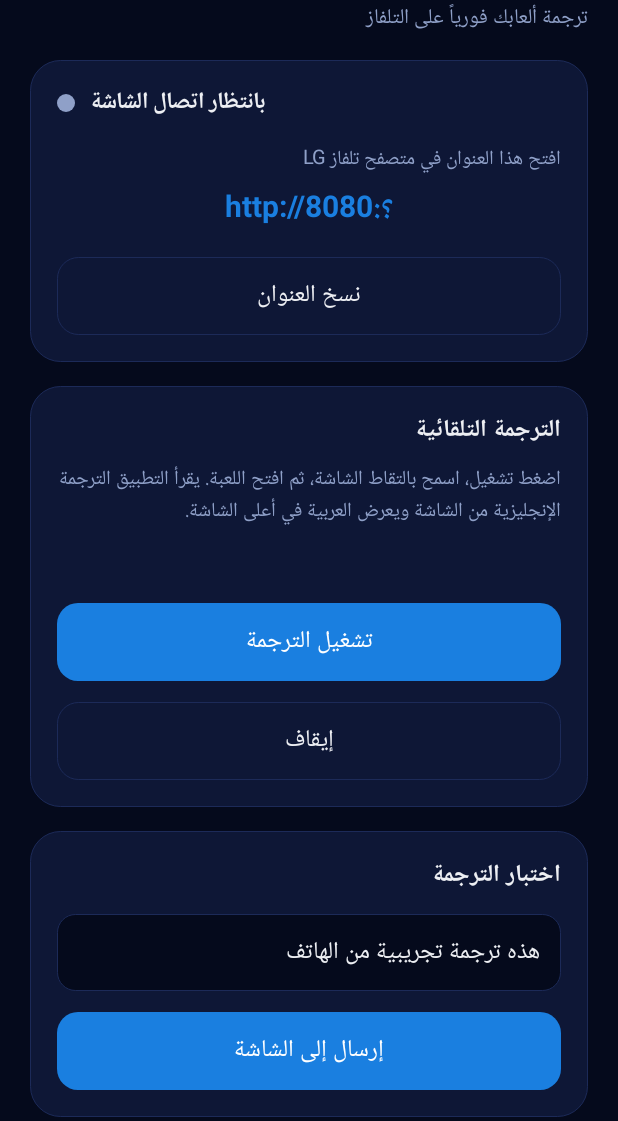
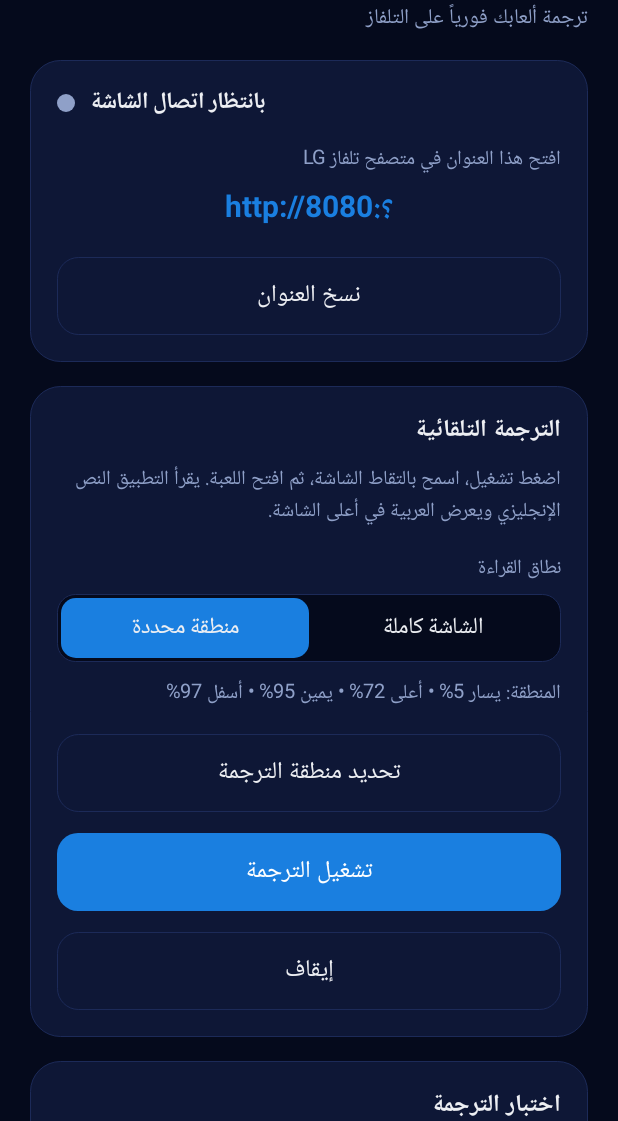
Before and after one commit to hussainali96/subtitle-bridge, an Android app: the screen it shows after launch (MainActivity), on a phone screen of 412 x 824 dp, the part 115-1236 px from its top. Run offline under Robolectric (Android 15) with nearby library versions, the phone set to English and light mode, and no system bars; libraries missing offline, so code that uses them is left out: com.google.mlkit.common, com.google.mlkit.nl, com.google.mlkit.vision, fi.iki.elonen; pictures from the network do not load; 4 statements that could not run were skipped.

Commit message:
Update MainActivity.kt

```diff
--- a/src/main/java/com/example/subtitlebridge/MainActivity.kt
+++ b/src/main/java/com/example/subtitlebridge/MainActivity.kt
@@ -95,6 +95,7 @@ class SubtitleSocket : NanoWSD(8081) {
 class MainActivity : AppCompatActivity() {
     private lateinit var dot: View
     private lateinit var statusText: TextView
+    private lateinit var regionLabel: TextView
     private val ui = Handler(Looper.getMainLooper())
 
     private val socket: SubtitleSocket
@@ -195,17 +196,20 @@ class MainActivity : AppCompatActivity() {
         val trCard = card()
         trCard.addView(label("الترجمة التلقائية", 16f, TEXT, true))
         trCard.addView(label(
-            "اضغط تشغيل، اسمح بالتقاط الشاشة، ثم افتح اللعبة. يقرأ التطبيق الترجمة الإنجليزية من الشاشة ويعرض العربية في أعلى الشاشة.",
+            "اضغط تشغيل، اسمح بالتقاط الشاشة، ثم افتح اللعبة. يقرأ التطبيق النص الإنجليزي ويعرض العربية في أعلى الشاشة.",
             13f, MUTED
         ).apply { setPadding(0, dp(8), 0, dp(4)) })
-        val regionLabel = label("", 13f, MUTED).apply { setPadding(0, dp(12), 0, dp(2)) }
-        fun refresh() {
-            regionLabel.text = "منطقة قراءة الترجمة: من ${Config.top}% إلى ${Config.bottom}% من ارتفاع الشاشة"
-        }
-        refresh()
+
+        trCard.addView(label("نطاق القراءة", 13f, MUTED).apply { setPadding(0, dp(12), 0, dp(6)) })
+        trCard.addView(segmented("منطقة محددة", "الشاشة كاملة", !Config.full) { isRegion ->
+            Config.full = !isRegion
+            Config.save(applicationContext)
+            refreshRegion()
+        })
+        regionLabel = label("", 13f, MUTED).apply { setPadding(0, dp(10), 0, dp(2)) }
         trCard.addView(regionLabel)
-        trCard.addView(slider(Config.top) { Config.top = it; Config.save(applicationContext); refresh() })
-        trCard.addView(slider(Config.bottom) { Config.bottom = it; Config.save(applicationContext); refresh() })
+        refreshRegion()
+        trCard.addView(pill("تحديد منطقة الترجمة", false) { pickRegion() })
         trCard.addView(pill("تشغيل الترجمة", true) { startTranslation() })
         trCard.addView(pill("إيقاف", false) { stopTranslation() })
         root.addView(trCard)
@@ -228,10 +232,12 @@ class MainActivity : AppCompatActivity() {
         root.addView(testCard)
 
         val styleCard = card()
-        styleCard.addView(label("مظهر الترجمة", 16f, TEXT, true))
+        styleCard.addView(label("مظهر الترجمة على التلفاز", 16f, TEXT, true))
 
         styleCard.addView(label("الموضع", 13f, MUTED).apply { setPadding(0, dp(14), 0, dp(6)) })
-        styleCard.addView(segmented { isTop -> socket.sendStyle(position = if (isTop) "top" else "bottom") })
+        styleCard.addView(segmented("أعلى", "أسفل", false) { isTop ->
+            socket.sendStyle(position = if (isTop) "top" else "bottom")
+        })
 
         styleCard.addView(label("الحجم", 13f, MUTED).apply { setPadding(0, dp(16), 0, dp(2)) })
         styleCard.addView(SeekBar(this).apply {
@@ -268,19 +274,44 @@ class MainActivity : AppCompatActivity() {
         ui.post(tick)
     }
 
+    override fun onResume() {
+        super.onResume()
+        Config.load(applicationContext)
+        if (::regionLabel.isInitialized) refreshRegion()
+    }
+
     override fun onDestroy() {
         ui.removeCallbacks(tick)
         super.onDestroy()
     }
 
+    private fun pct(x: Float) = (x * 100).toInt()
+
+    private fun refreshRegion() {
+        regionLabel.text = if (Config.full) {
+            "الوضع: الشاشة كاملة (تجريبي، الأفضل لقوائم النص)"
+        } else {
+            "المنطقة: يسار ${pct(Config.l)}% • أعلى ${pct(Config.t)}% • يمين ${pct(Config.r)}% • أسفل ${pct(Config.b)}%"
+        }
+    }
+
+    private fun ensureOverlayPermission(): Boolean {
+        if (Settings.canDrawOverlays(this)) return true
+        Toast.makeText(this, "فعّل «العرض فوق التطبيقات» لـ TransGame ثم ارجع", Toast.LENGTH_LONG).show()
+        startActivity(
+            Intent(Settings.ACTION_MANAGE_OVERLAY_PERMISSION, Uri.parse("package:$packageName"))
+        )
+        return false
+    }
+
+    private fun pickRegion() {
+        if (!ensureOverlayPermission()) return
+        startService(Intent(this, RegionPickerService::class.java))
+        Toast.makeText(this, "افتح اللعبة الآن، تظهر شاشة التحديد بعد 6 ثوانٍ", Toast.LENGTH_LONG).show()
+    }
+
     private fun startTranslation() {
-        if (!Settings.canDrawOverlays(this)) {
-            Toast.makeText(this, "فعّل «العرض فوق التطبيقات» لـ TransGame ثم ارجع", Toast.LENGTH_LONG).show()
-            startActivity(
-                Intent(Settings.ACTION_MANAGE_OVERLAY_PERMISSION, Uri.parse("package:$packageName"))
-            )
-            return
-        }
+        if (!ensureOverlayPermission()) return
         val mpm = getSystemService(Context.MEDIA_PROJECTION_SERVICE) as MediaProjectionManager
         capture.launch(mpm.createScreenCaptureIntent())
     }
@@ -328,22 +359,12 @@ class MainActivity : AppCompatActivity() {
         setOnClickListener { onClick() }
     }
 
-    private fun slider(initial: Int, onChange: (Int) -> Unit) = SeekBar(this).apply {
-        max = 100
-        progress = initial
-        progressTintList = ColorStateList.valueOf(ACCENT)
-        thumbTintList = ColorStateList.valueOf(ACCENT)
-        layoutDirection = View.LAYOUT_DIRECTION_LTR
-        setOnSeekBarChangeListener(object : SeekBar.OnSeekBarChangeListener {
-            override fun onProgressChanged(sb: SeekBar?, p: Int, fromUser: Boolean) {
-                if (fromUser) onChange(p)
-            }
-            override fun onStartTrackingTouch(sb: SeekBar?) {}
-            override fun onStopTrackingTouch(sb: SeekBar?) {}
-        })
-    }
-
-    private fun segmented(onPick: (Boolean) -> Unit): LinearLayout {
+    private fun segmented(
+        first: String,
+        second: String,
+        firstSelected: Boolean,
+        onPick: (Boolean) -> Unit
+    ): LinearLayout {
         val row = LinearLayout(this).apply {
             orientation = LinearLayout.HORIZONTAL
             background = rounded(BG, 12, STROKE)
@@ -356,17 +377,17 @@ class MainActivity : AppCompatActivity() {
             setTextColor(TEXT)
             layoutParams = LinearLayout.LayoutParams(0, dp(40), 1f)
         }
-        val top = seg("أعلى")
-        val bottom = seg("أسفل")
-        fun select(isTop: Boolean) {
-            top.background = rounded(if (isTop) ACCENT else Color.TRANSPARENT, 10)
-            bottom.background = rounded(if (!isTop) ACCENT else Color.TRANSPARENT, 10)
+        val a = seg(first)
+        val b = seg(second)
+        fun select(isFirst: Boolean) {
+            a.background = rounded(if (isFirst) ACCENT else Color.TRANSPARENT, 10)
+            b.background = rounded(if (!isFirst) ACCENT else Color.TRANSPARENT, 10)
         }
-        top.setOnClickListener { select(true); onPick(true) }
-        bottom.setOnClickListener { select(false); onPick(false) }
-        select(false)
-        row.addView(top)
-        row.addView(bottom)
+        a.setOnClickListener { select(true); onPick(true) }
+        b.setOnClickListener { select(false); onPick(false) }
+        select(firstSelected)
+        row.addView(a)
+        row.addView(b)
         return row
     }
 
```
